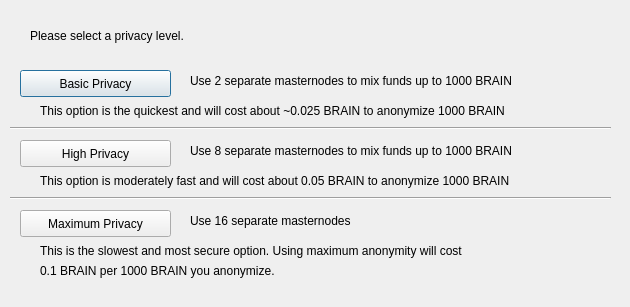
Qt form src/qt/forms/darksendconfig.ui (ticclassic/ic) before a commit.
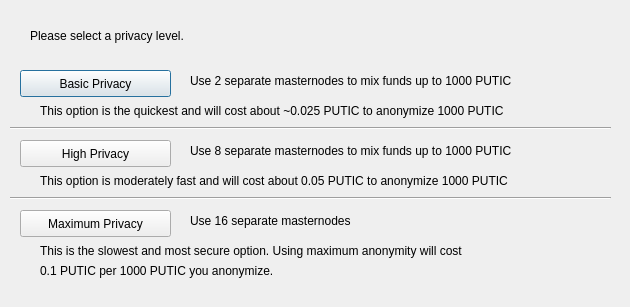
The same form after that commit.

Diff of the .ui file:
```diff
--- a/src/qt/forms/darksendconfig.ui
+++ b/src/qt/forms/darksendconfig.ui
@@ -75,7 +75,7 @@
     </rect>
    </property>
    <property name="text">
-    <string>Use 2 separate masternodes to mix funds up to 1000 BRAIN</string>
+    <string>Use 2 separate masternodes to mix funds up to 1000 PUTIC</string>
    </property>
   </widget>
   <widget class="QLabel" name="label_3">
@@ -88,7 +88,7 @@
     </rect>
    </property>
    <property name="text">
-    <string>Use 8 separate masternodes to mix funds up to 1000 BRAIN</string>
+    <string>Use 8 separate masternodes to mix funds up to 1000 PUTIC</string>
    </property>
   </widget>
   <widget class="QLabel" name="label_4">
@@ -114,7 +114,7 @@
     </rect>
    </property>
    <property name="text">
-    <string>This option is the quickest and will cost about ~0.025 BRAIN to anonymize 1000 BRAIN</string>
+    <string>This option is the quickest and will cost about ~0.025 PUTIC to anonymize 1000 PUTIC</string>
    </property>
   </widget>
   <widget class="QLabel" name="label_7">
@@ -127,7 +127,7 @@
     </rect>
    </property>
    <property name="text">
-    <string>This option is moderately fast and will cost about 0.05 BRAIN to anonymize 1000 BRAIN</string>
+    <string>This option is moderately fast and will cost about 0.05 PUTIC to anonymize 1000 PUTIC</string>
    </property>
   </widget>
   <widget class="QLabel" name="label_8">
@@ -153,7 +153,7 @@
     </rect>
    </property>
    <property name="text">
-    <string>0.1 BRAIN per 1000 BRAIN you anonymize.</string>
+    <string>0.1 PUTIC per 1000 PUTIC you anonymize.</string>
    </property>
   </widget>
   <widget class="Line" name="line">
```
